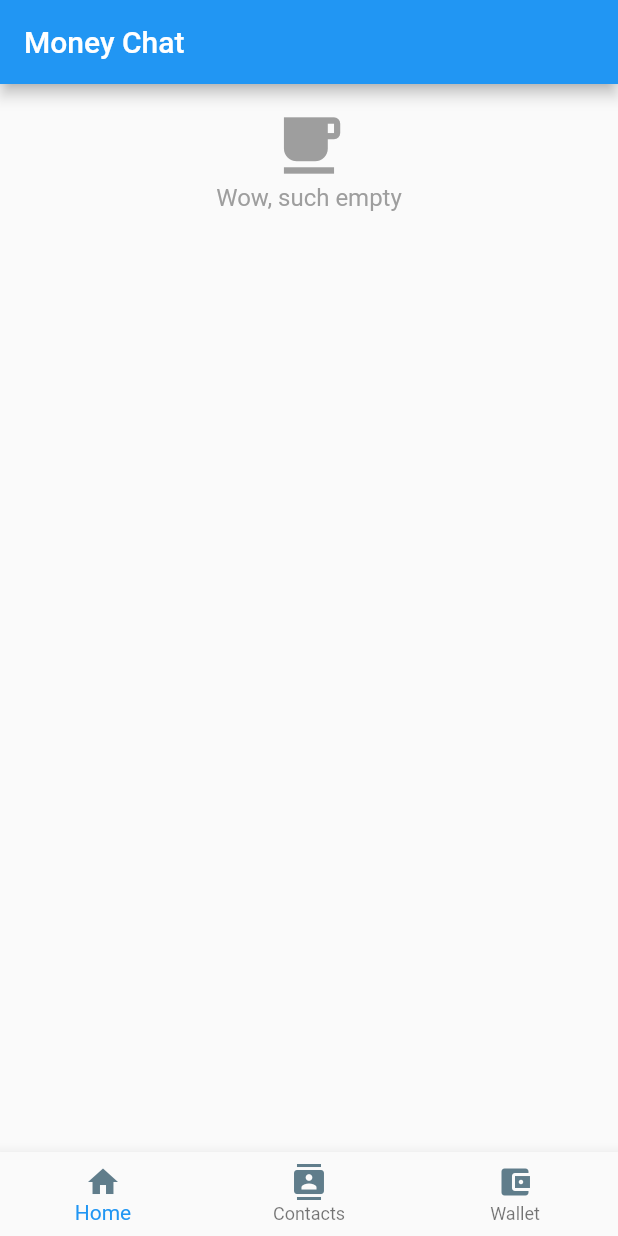
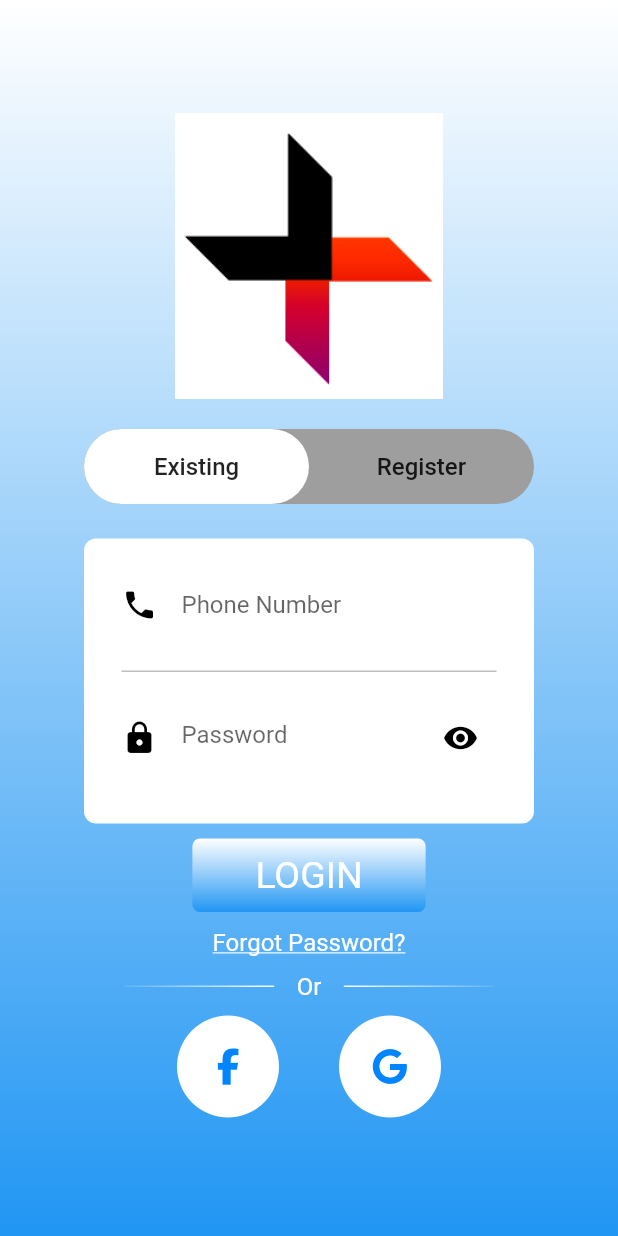
Before and after one commit to SamKomesarook/MoneyChat-Frontend, a Flutter app: the screen it shows after launch, after a tap on "LOG IN", on a phone screen of 412 x 824 dp. Run offline on Flutter 3.47's test engine with Material 2 defaults, Android fonts, the phone set to English and light mode, and no system bars; our stand-ins replace font_awesome_flutter; accounts and stored records are empty.

Commit message:
Update by XiaofengZhou, MoneyChat Main Login Page

```diff
--- a/lib/main.dart
+++ b/lib/main.dart
@@ -1,6 +1,8 @@
 import 'package:flutter/material.dart';
 import 'package:flutter/painting.dart';
 import 'package:moneychat/model/user.dart';
+import 'package:moneychat/view/Money_Chat_Login_Page.dart';
+//import 'package:moneychat/view/paypal_login.dart';
 
 import 'model/session.dart';
 import 'model/transaction.dart';
@@ -62,7 +64,8 @@ class _LoginPageState extends State<LoginPage> {
                 child: Text("LOG IN"),
                 color: Colors.blueGrey[50],
                 onPressed: () {
-                  Navigator.pushReplacementNamed(context, "/home");
+//                  Navigator.pushReplacementNamed(context, "/home");
+                  Navigator.push(context, MaterialPageRoute(builder: (context) => MainLoginPage()));
                 },
               ),
             ),
--- a/lib/style/style.dart
+++ b/lib/style/style.dart
@@ -22,3 +22,14 @@ final Color accentColor = Colors.blueGrey.shade400;
 final Color opaqueAccentColor = Colors.blueGrey.shade200;
 final Color fadedBody = Colors.grey;
 const Color sentMessageBoxColor = Color(0xff2E4981);
+class Style{
+    static const Color loginGradientStart = Colors.white;
+    static const Color loginGradientEnd = Colors.blue;
+
+    static const LinearGradient primaryGradient = const LinearGradient(
+        colors: const [loginGradientStart, loginGradientEnd],
+        stops: const [0.0, 1.0],
+        begin: Alignment.topCenter,
+        end: Alignment.bottomCenter,
+    );
+}
--- /dev/null
+++ b/lib/view/Login_content.dart
@@ -0,0 +1,228 @@
+import 'package:flutter/material.dart';
+import 'package:font_awesome_flutter/font_awesome_flutter.dart';
+import '../style/style.dart' as theme;
+
+class SignInPage extends StatefulWidget {
+  @override
+  _SignInPageState createState() => new _SignInPageState();
+}
+
+class _SignInPageState extends State<SignInPage> {
+
+  FocusNode phoneNumFocusNode = new FocusNode();
+  FocusNode passwordFocusNode = new FocusNode();
+  FocusScopeNode focusScopeNode = new FocusScopeNode();
+
+  GlobalKey<FormState> _signInFormKey = new GlobalKey();
+
+  bool isShowPassWord = false;
+
+  @override
+  Widget build(BuildContext context) {
+    return new Container(
+      padding: EdgeInsets.only(top: 23),
+      child: new Stack(
+        alignment: Alignment.center,
+
+//        overflow: Overflow.visible,
+        children: <Widget>[
+          new Column(
+            children: <Widget>[
+
+              buildSignInTextForm(),
+
+              Padding(
+                padding: const EdgeInsets.only(top: 70),
+                child: new Text("Forgot Password?",
+                  style: new TextStyle(
+                      fontSize: 16,
+                      color: Colors.white,
+                      decoration: TextDecoration.underline),),
+              ),
+
+
+              Padding(padding: EdgeInsets.only(top: 10),
+                child: new Row(
+//                          mainAxisSize: MainAxisSize.max,
+                  mainAxisAlignment: MainAxisAlignment.center,
+                  children: <Widget>[
+                    new Container(height: 1,
+                      width: 100,
+                      decoration: BoxDecoration(
+                          gradient: new LinearGradient(
+                              colors: [ Colors.white10,
+                                Colors.white,
+                              ])
+                      ),
+                    ),
+                    new Padding(
+                      padding: EdgeInsets.only(left: 15, right: 15),
+                      child: new Text("Or", style: new TextStyle(
+                          fontSize: 16, color: Colors.white),),),
+                    new Container(height: 1,
+                      width: 100,
+                      decoration: BoxDecoration(
+                          gradient: new LinearGradient(
+                              colors: [ Colors.white,
+                                Colors.white10,
+                              ])
+                      ),
+                    ),
+                  ],
+                ),),
+
+
+              new SizedBox(height: 10,),
+              new Row(
+                mainAxisAlignment: MainAxisAlignment.center,
+                children: <Widget>[
+                  new Container(
+                    padding: EdgeInsets.all(10),
+                    decoration: BoxDecoration(
+                      shape: BoxShape.circle,
+                      color: Colors.white,
+                    ),
+                    child: new IconButton(icon: Icon(
+                      FontAwesomeIcons.facebookF, color: Color(0xFF0084ff),),
+                        onPressed: null),
+                  ),
+                  new SizedBox(width: 40,),
+                  new Container(
+                    padding: EdgeInsets.all(10),
+                    decoration: BoxDecoration(
+                      shape: BoxShape.circle,
+                      color: Colors.white,
+                    ),
+                    child: new IconButton(icon: Icon(
+                      FontAwesomeIcons.google, color: Color(0xFF0084ff),),
+                        onPressed: null),
+                  ),
+                ],
+              )
+            ],
+          ),
+          new Positioned(child: buildSignInButton(), top: 200,)
+        ],
+      ),
+    );
+  }
+
+  // Control whether shows the password.
+  void showPassWord() {
+    setState(() {
+      isShowPassWord = !isShowPassWord;
+    });
+  }
+
+
+  Widget buildSignInTextForm() {
+    return new Container(
+      decoration:
+      new BoxDecoration(
+          borderRadius: BorderRadius.all(Radius.circular(8))
+          , color: Colors.white
+      ),
+      width: 300,
+      height: 190,
+      child: new Form(
+        key: _signInFormKey,
+
+//        autovalidate: true,
+        child: new Column(
+          mainAxisSize: MainAxisSize.min,
+          children: <Widget>[
+            Flexible(
+              child: Padding(
+                padding: const EdgeInsets.only(
+                    left: 25, right: 25, top: 20, bottom: 20),
+                child: new TextFormField(
+
+                  focusNode: phoneNumFocusNode,
+                  onEditingComplete: () {
+                    if (focusScopeNode == null) {
+                      focusScopeNode = FocusScope.of(context);
+                    }
+                    focusScopeNode.requestFocus(passwordFocusNode);
+                  },
+
+                  decoration: new InputDecoration(
+                      icon: new Icon(Icons.phone, color: Colors.black,),
+                      hintText: "Phone Number",
+                      border: InputBorder.none
+                  ),
+                  style: new TextStyle(fontSize: 16, color: Colors.black),
+                  validator: (value) {
+                    if (value.isEmpty) {
+                      return "Phone Number can not be empty!";
+                    }
+                  },
+                  onSaved: (value) {
+                  },
+                ),
+              ),
+            ),
+            new Container(
+              height: 1,
+              width: 250,
+              color: Colors.grey[400],
+            ),
+            Flexible(
+              child: Padding(
+                padding: const EdgeInsets.only(
+                    left: 25, right: 25, top: 20),
+                child: new TextFormField(
+                  focusNode: passwordFocusNode,
+                  decoration: new InputDecoration(
+                      icon: new Icon(Icons.lock, color: Colors.black,),
+                      hintText: "Password",
+                      border: InputBorder.none,
+                      suffixIcon: new IconButton(icon: new Icon(
+                        Icons.remove_red_eye, color: Colors.black,),
+                          onPressed: showPassWord)
+                  ),
+
+                  obscureText: !isShowPassWord,
+                  style: new TextStyle(fontSize: 16, color: Colors.black),
+                  validator: (value) {
+                    if (value == null || value.isEmpty || value.length < 6) {
+                      return "Password'length must longer than 6!";
+                    }
+                  },
+                  onSaved: (value) {
+                  },
+                ),
+              ),
+            ),
+          ],
+        ),),
+    );
+  }
+
+
+  Widget buildSignInButton() {
+    return
+      new GestureDetector(
+        child: new Container(
+          padding: EdgeInsets.only(left: 42, right: 42, top: 10, bottom: 10),
+          decoration: new BoxDecoration(
+            borderRadius: BorderRadius.all(Radius.circular(5)),
+            gradient: theme.Style.primaryGradient,
+          ),
+          child: new Text(
+            "LOGIN", style: new TextStyle(fontSize: 25, color: Colors.white),),
+        ),
+        onTap: () {
+
+          if (_signInFormKey.currentState.validate()) {
+
+            Scaffold.of(context).showSnackBar(
+                new SnackBar(content: new Text("In processing....")));
+            _signInFormKey.currentState.save();
+            Navigator.pushReplacementNamed(context, "/home");
+          }
+//          debugDumpApp();
+        },
+
+      );
+  }
+}
--- /dev/null
+++ b/lib/view/Money_Chat_Login_Page.dart
@@ -0,0 +1,136 @@
+import 'package:flutter/material.dart';
+import 'package:moneychat/view/Login_content.dart';
+import '../style/style.dart' as theme;
+
+class MainLoginPage extends StatefulWidget {
+  MainLoginPage({Key key}) : super(key: key);
+
+  @override
+  _MainLoginPageState createState() => new _MainLoginPageState();
+}
+
+class _MainLoginPageState extends State<MainLoginPage>
+    with TickerProviderStateMixin {
+  PageController _pageController;
+  PageView _pageView;
+  int _currentPage = 0;
+
+  @override
+  void initState() {
+    super.initState();
+    _pageController = new PageController();
+    _pageView = new PageView(
+      controller: _pageController,
+      children: <Widget>[
+         new SignInPage(),
+//        add the register Page here.
+      ],
+      onPageChanged: (index) {
+        setState(() {
+          _currentPage = index;
+        });
+      },
+    );
+  }
+
+  @override
+  Widget build(BuildContext context) {
+    return new Scaffold(
+      /*
+      * additional option of SingleChildScrollView,
+      * Just prevent OverFlow when the KeyBoard appeared.
+      * */
+        body:  new SingleChildScrollView(
+
+          child: new Container(
+              height: MediaQuery.of(context).size.height,
+              width: MediaQuery.of(context).size.width,
+
+              decoration: new BoxDecoration(
+                gradient: theme.Style.primaryGradient,
+              ),
+              child: new Column(
+                mainAxisSize: MainAxisSize.max,
+                children: <Widget>[
+                  new SizedBox(
+                    height: 75,
+                  ),
+
+                  new Image(
+                      width: 250,
+                      height: 191,
+                      image: new AssetImage("assets/images/logo.png")),
+                  new SizedBox(
+                    height: 20,
+                  ),
+
+                  //indicator
+                  new Container(
+                    width: 300,
+                    height: 50,
+                    decoration: BoxDecoration(
+                      borderRadius: BorderRadius.all(Radius.circular(25)),
+                      color: Colors.grey,
+                    ),
+                    child: new Row(
+                      children: <Widget>[
+                        Expanded(
+                            child: new Container(
+
+                             decoration: _currentPage == 0
+                              ? BoxDecoration(
+                                  borderRadius: BorderRadius.all(
+                                    Radius.circular(25),
+                                  ),
+                                  color: Colors.white,
+                                )
+                              : null,
+                                child: new Center(
+                                   child: new FlatButton(
+                                      onPressed: () {
+                                       _pageController.animateToPage(0,
+                                           duration: Duration(milliseconds: 500),
+                                           curve: Curves.decelerate);
+                                       },
+                                     child: new Text(
+                                       "Existing",
+                                       style: TextStyle(fontSize: 16),
+                              ),
+                            ),
+                          ),
+                        )),
+                        Expanded(
+                            child: new Container(
+                          decoration: _currentPage == 1
+                              ? BoxDecoration(
+                                  borderRadius: BorderRadius.all(
+                                    Radius.circular(25),
+                                  ),
+                                  color: Colors.white,
+                                )
+                              : null,
+                              child: new Center(
+                                child: new FlatButton(
+                                  onPressed: () {
+                                    _pageController.animateToPage(1,
+                                    duration: Duration(milliseconds: 500),
+                                    curve: Curves.decelerate);
+                                    },
+                                  child: new Text(
+                                    "Register",
+                                    style: TextStyle(fontSize: 16),
+                              ),
+                            ),
+                          ),
+                        )),
+                      ],
+                    ),
+                  ),
+//                      new SignInPage(),
+//                      new SignUpPage(),
+                  new Expanded(child: _pageView),
+                ],
+              ))),
+    );
+  }
+}
--- a/lib/view/paypal_login.dart
+++ b/lib/view/paypal_login.dart
@@ -1,13 +1,13 @@
 import 'package:flutter/material.dart';
 
-class MainWidget extends StatefulWidget {
+class PayPalMainWidget extends StatefulWidget {
   @override
   State<StatefulWidget> createState() {
-    return MainWidgetState();
+    return PayPalMainWidgetState();
   }
 }
 
-class MainWidgetState extends State<MainWidget> {
+class PayPalMainWidgetState extends State<PayPalMainWidget> {
   @override
   Widget build(BuildContext context) {
     return Scaffold(
--- a/pubspec.yaml
+++ b/pubspec.yaml
@@ -16,7 +16,7 @@ dependencies:
   cupertino_icons: ^0.1.3
   http: any
   intl: ^0.16.1
-
+  font_awesome_flutter: any
 dev_dependencies:
   flutter_test:
     sdk: flutter
```
